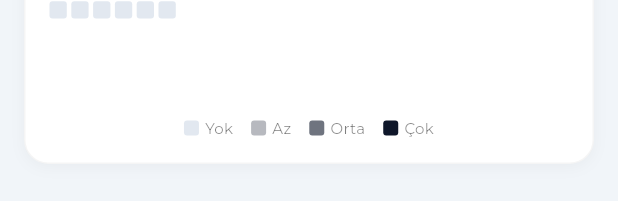
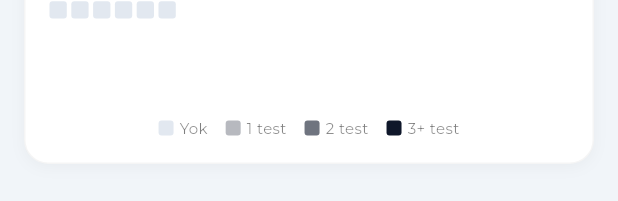
Before and after one commit to bakituncher/bilgee, a Flutter app: the _OverviewContent widget shown alone on an empty page, opened directly with empty values, on a phone screen of 412 x 824 dp. Shown: the part 498-699 px from the top of the screen. Run offline on Flutter 3.47's test engine with Material 3 defaults, Android fonts, the phone set to English and light mode, and no system bars; drawn by our look-alikes of flutter_animate; our stand-ins replace cached_network_image, cloud_firestore, cloud_functions, confetti, equatable, file_picker and 19 more; missing offline and left inert: firebase_app_check, flutter_math_fork, markdown, purchases_flutter; accounts and stored records are empty; generated files the repository leaves out were written again; network calls fail.

Commit message:
genel bakış iyileştirildi

```diff
--- a/lib/features/stats/screens/general_overview_screen.dart
+++ b/lib/features/stats/screens/general_overview_screen.dart
@@ -126,7 +126,7 @@ class _OverviewContent extends ConsumerWidget {
               _CompactStatCard(
                 icon: Icons.local_fire_department_rounded,
                 label: 'Seri',
-                value: '${user.streak ?? 0}',
+                value: '${_calculateStreak(tests)}',
                 color: Colors.deepOrange,
                 isDark: isDark,
               ).animate(delay: 100.ms).fadeIn(duration: 200.ms).scale(begin: const Offset(0.9, 0.9)),
@@ -141,14 +141,27 @@ class _OverviewContent extends ConsumerWidget {
           ),
         ),
 
-        // Performance Chart Section
-        if (tests.isNotEmpty)
+        // Performance Chart Section - YKS için TYT ve AYT ayrı
+        if (tests.isNotEmpty && user.selectedExam == 'YKS')
+          SliverToBoxAdapter(
+            child: Padding(
+              padding: const EdgeInsets.fromLTRB(16, 4, 16, 12),
+              child: _YKSPerformanceCharts(
+                tests: tests,
+                isDark: isDark,
+              ).animate(delay: 200.ms).fadeIn(duration: 250.ms).slideY(begin: 0.02),
+            ),
+          ),
+
+        // Performance Chart Section - Diğer sınavlar için tek grafik
+        if (tests.isNotEmpty && user.selectedExam != 'YKS')
           SliverToBoxAdapter(
             child: Padding(
               padding: const EdgeInsets.fromLTRB(16, 4, 16, 12),
               child: _PerformanceChart(
                 tests: tests,
                 isDark: isDark,
+                title: 'Performans Trendi',
               ).animate(delay: 200.ms).fadeIn(duration: 250.ms).slideY(begin: 0.02),
             ),
           ),
@@ -160,6 +173,7 @@ class _OverviewContent extends ConsumerWidget {
             child: _DailyActivityCard(
               userId: user.id,
               isDark: isDark,
+              tests: tests,
             ).animate(delay: 250.ms).fadeIn(duration: 250.ms).slideY(begin: 0.02),
           ),
         ),
@@ -190,6 +204,48 @@ class _OverviewContent extends ConsumerWidget {
         tests.fold<double>(0, (sum, t) => sum + t.totalNet);
     final avgNet = testCount > 0 ? (totalNet / testCount) : 0.0;
     return avgNet.toStringAsFixed(1);
+  }
+
+  int _calculateStreak(List<TestModel> tests) {
+    if (tests.isEmpty) return 0;
+
+    // Testleri tarihe göre sırala (en yeni en başta)
+    final sortedTests = tests.toList()
+      ..sort((a, b) => b.date.compareTo(a.date));
+
+    int streak = 0;
+    DateTime? lastDate;
+    final now = DateTime.now();
+    final today = DateTime(now.year, now.month, now.day);
+
+    for (final test in sortedTests) {
+      final testDate = DateTime(test.date.year, test.date.month, test.date.day);
+
+      if (lastDate == null) {
+        // İlk test - bugün veya dün olmalı
+        final daysDiff = today.difference(testDate).inDays;
+        if (daysDiff <= 1) {
+          streak = 1;
+          lastDate = testDate;
+        } else {
+          break; // Seri kırılmış
+        }
+      } else {
+        // Bir önceki günde test var mı?
+        final daysDiff = lastDate.difference(testDate).inDays;
+        if (daysDiff == 1) {
+          streak++;
+          lastDate = testDate;
+        } else if (daysDiff == 0) {
+          // Aynı gün içinde birden fazla test - sayma
+          continue;
+        } else {
+          break; // Seri kırılmış
+        }
+      }
+    }
+
+    return streak;
   }
 }
 
@@ -271,14 +327,58 @@ class _CompactStatCard extends StatelessWidget {
   }
 }
 
+/// YKS için TYT ve AYT performans grafiklerini ayrı gösteren widget
+class _YKSPerformanceCharts extends StatelessWidget {
+  final List<TestModel> tests;
+  final bool isDark;
+
+  const _YKSPerformanceCharts({
+    required this.tests,
+    required this.isDark,
+  });
+
+  @override
+  Widget build(BuildContext context) {
+    // TYT ve AYT testlerini ayır
+    final tytTests = tests.where((t) => t.sectionName == 'TYT').toList();
+    final aytTests = tests.where((t) => t.sectionName == 'AYT').toList();
+
+    return Column(
+      children: [
+        // TYT Grafiği
+        if (tytTests.isNotEmpty)
+          _PerformanceChart(
+            tests: tytTests,
+            isDark: isDark,
+            title: 'TYT Performans Trendi',
+          ),
+
+        // Boşluk
+        if (tytTests.isNotEmpty && aytTests.isNotEmpty)
+          const SizedBox(height: 12),
+
+        // AYT Grafiği
+        if (aytTests.isNotEmpty)
+          _PerformanceChart(
+            tests: aytTests,
+            isDark: isDark,
+            title: 'AYT Performans Trendi',
+          ),
+      ],
+    );
+  }
+}
+
 /// Performance chart showing test score trends
 class _PerformanceChart extends StatelessWidget {
   final List<TestModel> tests;
   final bool isDark;
+  final String title;
 
   const _PerformanceChart({
     required this.tests,
     required this.isDark,
+    this.title = 'Performans Trendi',
   });
 
   @override
@@ -339,7 +439,7 @@ class _PerformanceChart extends StatelessWidget {
               ),
               const SizedBox(width: 10),
               Text(
-                'Performans Trendi',
+                title,
                 style: TextStyle(
                   fontSize: 15,
                   fontWeight: FontWeight.w700,
@@ -446,36 +546,22 @@ class _PerformanceChart extends StatelessWidget {
   }
 }
 
-/// Daily activity tracker showing visits over time
-class _DailyActivityCard extends ConsumerWidget {
+/// Daily activity tracker showing test activity over time
+class _DailyActivityCard extends StatelessWidget {
   final String userId;
   final bool isDark;
+  final List<TestModel> tests;
 
   const _DailyActivityCard({
     required this.userId,
     required this.isDark,
+    required this.tests,
   });
 
   @override
-  Widget build(BuildContext context, WidgetRef ref) {
-    return FutureBuilder<List<Timestamp>>(
-      future: ref.read(firestoreServiceProvider).getVisitsForMonth(userId, DateTime.now()),
-      builder: (context, snapshot) {
-        if (snapshot.connectionState == ConnectionState.waiting) {
-          return Container(
-            height: 120,
-            decoration: BoxDecoration(
-              color: isDark ? const Color(0xFF1E293B) : Colors.white,
-              borderRadius: BorderRadius.circular(16),
-            ),
-            child: const Center(child: LogoLoader()),
-          );
-        }
-
-        final visits = snapshot.data ?? [];
-
-        // Group visits by date
-        final Map<String, int> dailyVisits = {};
+  Widget build(BuildContext context) {
+    // Group tests by date
+    final Map<String, int> dailyTests = {};
     final now = DateTime.now();
     final startDate = now.subtract(Duration(days: _daysToShowVisits - 1));
 
@@ -483,20 +569,22 @@ class _DailyActivityCard extends ConsumerWidget {
     for (int i = 0; i < _daysToShowVisits; i++) {
       final date = startDate.add(Duration(days: i));
       final key = DateFormat('yyyy-MM-dd').format(date);
-          dailyVisits[key] = 0;
+      dailyTests[key] = 0;
     }
 
-        // Count visits per day
-        for (final timestamp in visits) {
-          final date = timestamp.toDate();
-          if (date.isAfter(startDate.subtract(const Duration(days: 1)))) {
-            final key = DateFormat('yyyy-MM-dd').format(date);
-            dailyVisits[key] = (dailyVisits[key] ?? 0) + 1;
+    // Count tests per day
+    for (final test in tests) {
+      final testDate = test.date;
+      if (testDate.isAfter(startDate.subtract(const Duration(days: 1)))) {
+        final key = DateFormat('yyyy-MM-dd').format(testDate);
+        if (dailyTests.containsKey(key)) {
+          dailyTests[key] = dailyTests[key]! + 1;
+        }
       }
     }
 
-        final sortedDates = dailyVisits.keys.toList()..sort();
-        final activeDays = dailyVisits.values.where((count) => count > 0).length;
+    final sortedDates = dailyTests.keys.toList()..sort();
+    final activeDays = dailyTests.values.where((count) => count > 0).length;
 
     return Container(
       padding: const EdgeInsets.all(16),
@@ -557,24 +645,22 @@ class _DailyActivityCard extends ConsumerWidget {
             ],
           ),
           const SizedBox(height: 16),
-              _buildActivityGrid(dailyVisits, sortedDates),
+          _buildActivityGrid(dailyTests, sortedDates),
           const SizedBox(height: 12),
           Row(
             mainAxisAlignment: MainAxisAlignment.center,
             children: [
               _buildLegendItem('Yok', isDark ? const Color(0xFF334155) : const Color(0xFFE2E8F0)),
               const SizedBox(width: 12),
-                  _buildLegendItem('Az', AppTheme.primaryBrandColor.withOpacity(0.3)),
+              _buildLegendItem('1 test', AppTheme.primaryBrandColor.withOpacity(0.3)),
               const SizedBox(width: 12),
-                  _buildLegendItem('Orta', AppTheme.primaryBrandColor.withOpacity(0.6)),
+              _buildLegendItem('2 test', AppTheme.primaryBrandColor.withOpacity(0.6)),
               const SizedBox(width: 12),
-                  _buildLegendItem('Çok', AppTheme.primaryBrandColor),
+              _buildLegendItem('3+ test', AppTheme.primaryBrandColor),
             ],
           ),
         ],
       ),
-        );
-      },
     );
   }
 
```
Lines whose indentation alone changed are shown as unchanged.
